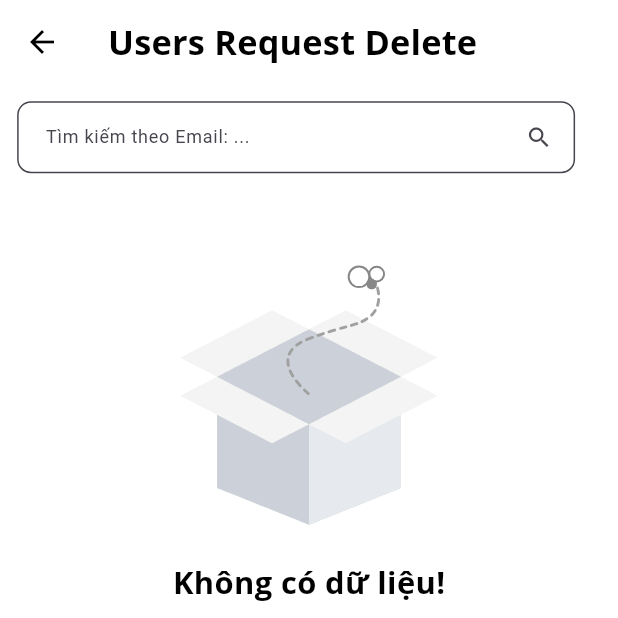
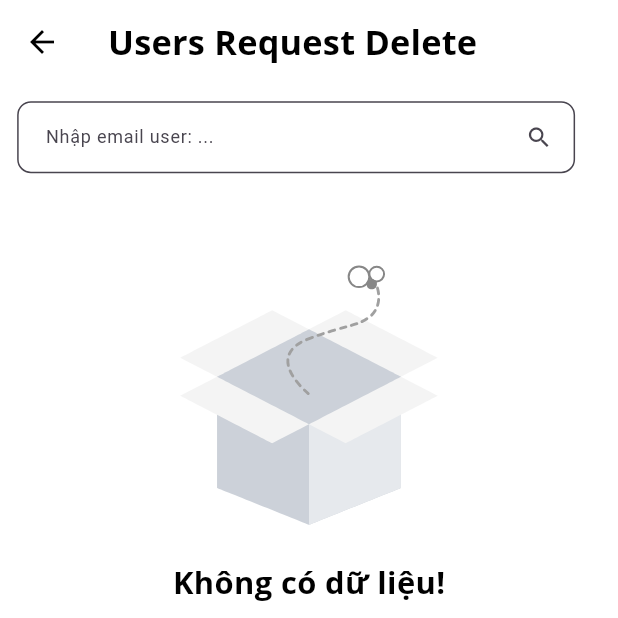
Before and after one commit to Lehuuan1006/sentinals, a Flutter app: the IndexHome screen opened by its route, after a tap on "Testtt", on a phone screen of 412 x 824 dp, the top half of it. Run offline on Flutter 3.47's test engine with Material 3 defaults, Android fonts, the phone set to English and light mode, and no system bars; drawn by our look-alikes of flutter_slidable; our stand-ins replace animated_bottom_navigation_bar, awesome_dialog, bloc, cloud_firestore, cloud_functions, dotted_border and 13 more; missing offline and left inert: dart:ffi; accounts and stored records are empty; project files that could hold a hidden picture were left out.

Commit message:
update ui

```diff
--- a/lib/screens/index_home.dart
+++ b/lib/screens/index_home.dart
@@ -66,7 +66,6 @@ class _IndexHomeState extends State<IndexHome> {
 
   @override
   Widget build(BuildContext context) {
-    var screenWidth = MediaQuery.of(context).size.width;
     final String? userRole = StorageUtils.instance.getString(key: 'user_role');
     return Scaffold(
       backgroundColor: Colors.white,
@@ -77,7 +76,6 @@ class _IndexHomeState extends State<IndexHome> {
         backgroundColor: Colors.transparent,
         elevation: 0,
         onPressed: () {
-          // Chuyển hướng đến màn hình ListUserScreen khi nhấn nút
           Navigator.push(
             context,
             MaterialPageRoute(builder: (context) => const ManageUser()),
--- a/lib/screens/list_user_request_role_screen.dart
+++ b/lib/screens/list_user_request_role_screen.dart
@@ -296,7 +296,7 @@ class _ListUserRequestRoleScreenState extends State<ListUserRequestRoleScreen>
                                             BorderRadius.circular(8.r),
                                       ),
                                       isDense: true,
-                                      hintText: "Tìm kiếm: $searchMethod",
+                                      hintText: "Nhập tên user: $searchMethod",
                                       contentPadding: const EdgeInsets.all(15),
                                     ),
                                     onFieldSubmitted: (value) {
--- a/lib/screens/users_manager_screen.dart
+++ b/lib/screens/users_manager_screen.dart
@@ -252,7 +252,7 @@ class _ManageUserState extends State<ManageUser>
                                       ),
                                       isDense: true,
                                       hintText:
-                                          "Tìm kiếm: $searchMethod",
+                                          "Nhập tên user: $searchMethod",
                                       contentPadding: const EdgeInsets.all(15),
                                     ),
                                     onFieldSubmitted: (value) {
--- a/lib/screens/users_request_delete_screen.dart
+++ b/lib/screens/users_request_delete_screen.dart
@@ -212,7 +212,7 @@ class _ManageUserRequestDeleteState extends State<ManageUserRequestDelete>
                                       ),
                                       isDense: true,
                                       hintText:
-                                          "Tìm kiếm theo Email: $searchMethod",
+                                          "Nhập email user: $searchMethod",
                                       contentPadding: const EdgeInsets.all(15),
                                     ),
                                     onFieldSubmitted: (value) {
```
